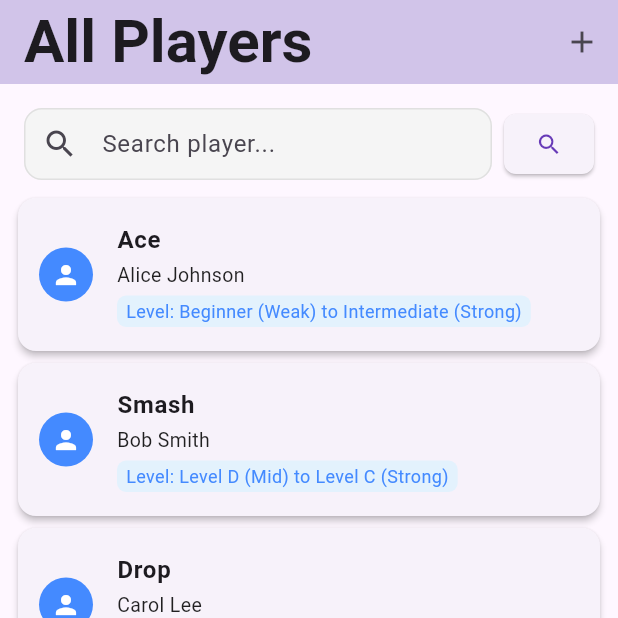
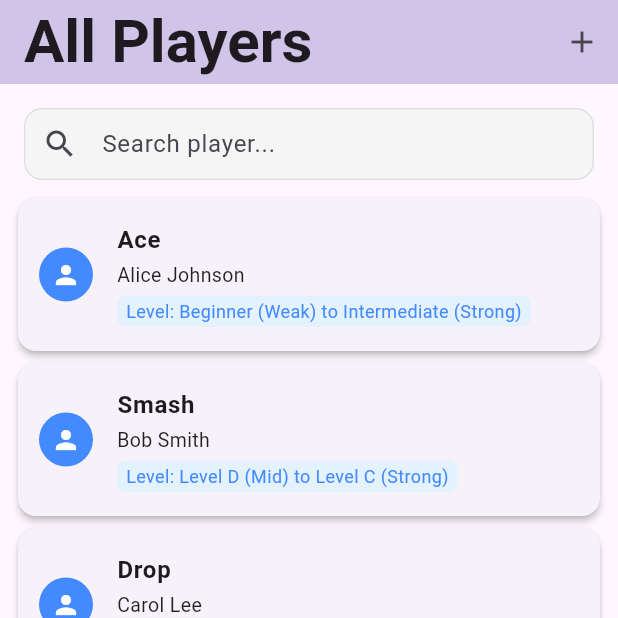
Before and after one commit to Aycees/badminton_system, a Flutter app: the screen it shows after launch, on a phone screen of 412 x 824 dp, the top half of it. Run offline on Flutter 3.47's test engine with Material 3 defaults, Android fonts, the phone set to English and light mode, and no system bars.

Commit message:
Implement player search functionality and update PlayersList to accept filtered player data

```diff
--- a/lib/screens/all_players_screen.dart
+++ b/lib/screens/all_players_screen.dart
@@ -12,6 +12,34 @@ class AllPlayersScreen extends StatefulWidget {
 
 class _AllPlayersScreenState extends State<AllPlayersScreen> {
   final List<PlayerItem> players = PlayerItem.playerList;
+  List<PlayerItem> filteredPlayers = PlayerItem.playerList;
+  final TextEditingController searchController = TextEditingController();
+
+  void searchPlayers() {
+    final query = searchController.text.toLowerCase().trim();
+    setState(() {
+      if (query.isEmpty) {
+        filteredPlayers = players;
+      } else {
+        filteredPlayers = players.where((player) {
+          return player.nickname.toLowerCase().contains(query) ||
+              player.fullName.toLowerCase().contains(query);
+        }).toList();
+      }
+    });
+  }
+
+  @override
+  void initState() {
+    super.initState();
+    filteredPlayers = players;
+  }
+
+  @override
+  void dispose() {
+    searchController.dispose();
+    super.dispose();
+  }
 
   @override
   Widget build(BuildContext context) {
@@ -41,7 +69,10 @@ class _AllPlayersScreenState extends State<AllPlayersScreen> {
                   builder: (context) => AddPlayerScreen(),
                 ),
               );
-              setState(() {}); // Refresh the list
+              setState(() {
+                filteredPlayers = players; // Reset to show all players
+                searchController.clear(); // Clear search field
+              });
             },
           ),
         ],
@@ -50,10 +81,9 @@ class _AllPlayersScreenState extends State<AllPlayersScreen> {
         children: [
           Padding(
             padding: const EdgeInsets.fromLTRB(16, 16, 16, 8),
-            child: Row(
-              children: [
-                Expanded(
             child: TextField(
+              controller: searchController,
+              onChanged: (value) => searchPlayers(),
               decoration: InputDecoration(
                 hintText: 'Search player...',
                 prefixIcon: const Icon(Icons.search),
@@ -82,29 +112,7 @@ class _AllPlayersScreenState extends State<AllPlayersScreen> {
               enabled: true,
             ),
           ),
-                const SizedBox(width: 8),
-                SizedBox(
-                  width: 60,
-                  height: 40,
-                  child: ElevatedButton(
-                    style: ElevatedButton.styleFrom(
-                      backgroundColor: Colors.purple[80],
-                      shape: RoundedRectangleBorder(
-                        borderRadius: BorderRadius.circular(8),
-                      ),
-                      padding: EdgeInsets.zero,
-                    ),
-                    onPressed: () {}, // No function yet
-                    child: const Icon(
-                      Icons.search,
-                      color: Colors.deepPurple,
-                    ),
-                  ),
-                ),
-              ],
-            ),
-          ),
-          const Expanded(child: PlayersList()),
+          Expanded(child: PlayersList(players: filteredPlayers)),
         ],
       ),
     );
--- a/lib/widgets/players_list.dart
+++ b/lib/widgets/players_list.dart
@@ -2,7 +2,9 @@ import 'package:flutter/material.dart';
 import '../models/player_item.dart';
 
 class PlayersList extends StatefulWidget {
-  const PlayersList({super.key});
+  final List<PlayerItem> players;
+
+  const PlayersList({super.key, required this.players});
 
   @override
   State<PlayersList> createState() => _PlayersListState();
@@ -11,7 +13,7 @@ class PlayersList extends StatefulWidget {
 class _PlayersListState extends State<PlayersList> {
   @override
   Widget build(BuildContext context) {
-    final players = PlayerItem.playerList;
+    final players = widget.players;
     if (players.isEmpty) {
       return const Center(
         child: Text('No players available.'),
```
Lines whose indentation alone changed are shown as unchanged.
